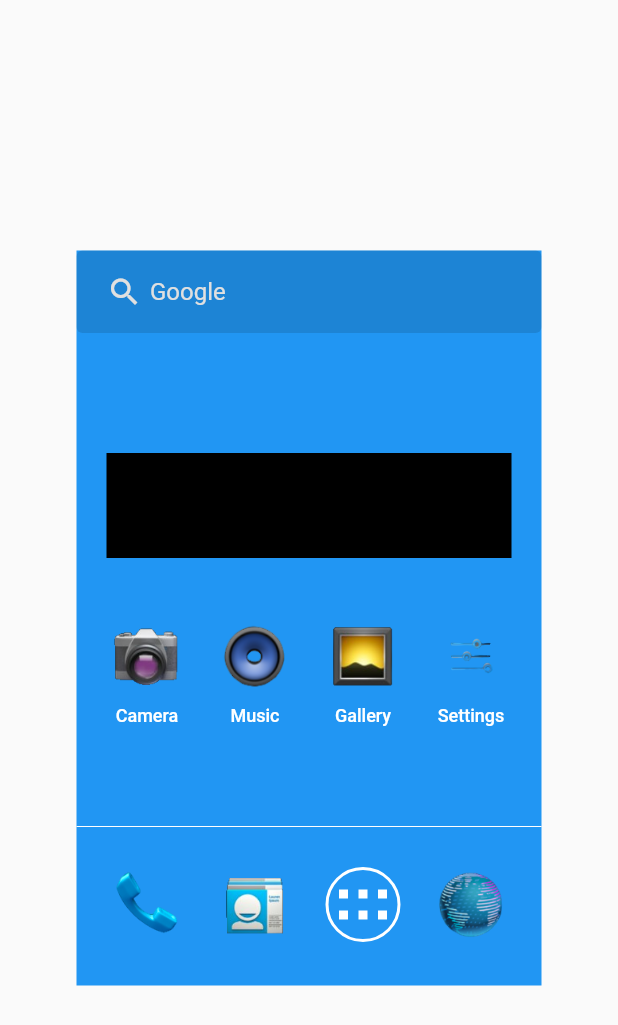
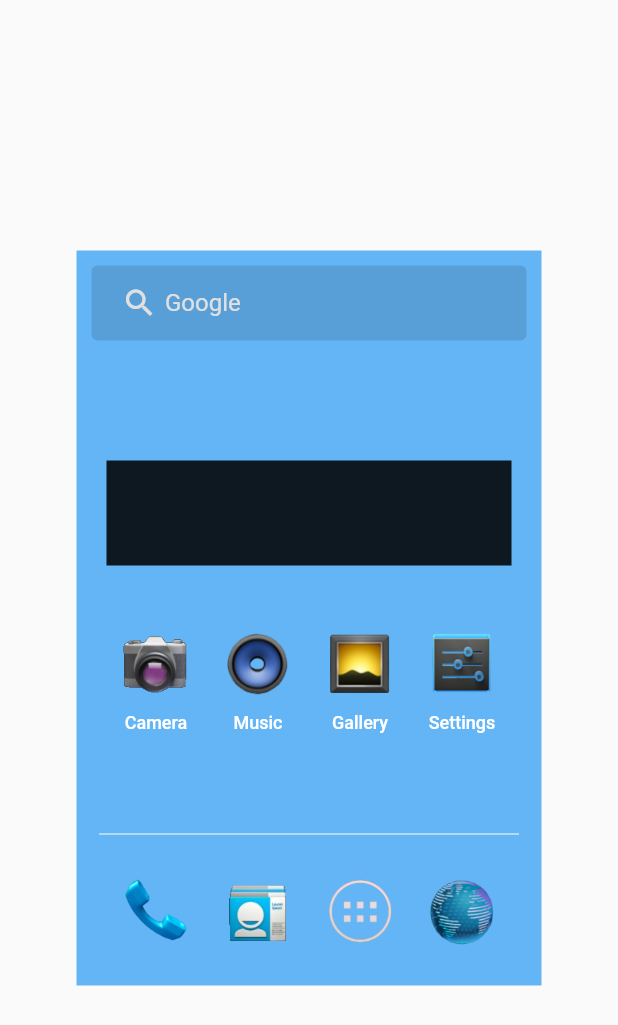
Before and after one commit to TechArmy-jett/jelly_bean, a Flutter app: the screen it shows after launch, on a phone screen of 412 x 824 dp. Shown: the top 1025 px of the screen. Run offline on Flutter 3.47's test engine with Material 2 defaults, Android fonts, the phone set to English and light mode, and no system bars.

Commit message:
Home screen done

```diff
--- a/lib/ui/views/home/home_screen.dart
+++ b/lib/ui/views/home/home_screen.dart
@@ -10,12 +10,14 @@ class HomeScreen extends StatelessWidget {
         child: Container(
             height: kScreenHeight,
             width: kScreenWidth,
-            color: Colors.blue,
+            color: Colors.blue[300],
+            padding:
+                EdgeInsets.only(top: 10, bottom: 10.0, left: 10, right: 10),
             child: Column(
               children: <Widget>[
                 // google container
                 Container(
-                  height: 55,
+                  height: 50,
                   width: kScreenWidth,
                   padding: EdgeInsets.only(left: 20),
                   decoration: BoxDecoration(
@@ -41,10 +43,10 @@ class HomeScreen extends StatelessWidget {
 
                 // quick actions pannel
                 Padding(
-                  padding: const EdgeInsets.symmetric(horizontal: 20),
+                  padding: const EdgeInsets.symmetric(horizontal: 10),
                   child: Container(
                     height: 70,
-                    color: Colors.black,
+                    color: Colors.black87,
                   ),
                 ),
 
@@ -54,17 +56,15 @@ class HomeScreen extends StatelessWidget {
 
                 // camera
                 InkWell(
-                  onTap: (){
-
-                      },
+                  onTap: () {},
                   child: Row(
                     mainAxisAlignment: MainAxisAlignment.spaceEvenly,
                     children: <Widget>[
                       Column(
                         children: <Widget>[
                           Container(
-                            height: 50,
-                            width: 50,
+                            height: iconSize,
+                            width: iconSize,
                             decoration: BoxDecoration(
                               image: DecorationImage(
                                 image: AssetImage(
@@ -73,9 +73,7 @@ class HomeScreen extends StatelessWidget {
                               ),
                             ),
                           ),
-
                           YBox(8),
-
                           Text(
                             'Camera',
                             style: AppStyles.appNameTextStyle,
@@ -85,14 +83,12 @@ YBox(8),
 
                       // music
                       InkWell(
-                        onTap: (){
-
-                        },
+                        onTap: () {},
                         child: Column(
                           children: <Widget>[
                             Container(
-                              height: 50,
-                              width: 50,
+                              height: iconSize,
+                              width: iconSize,
                               decoration: BoxDecoration(
                                 image: DecorationImage(
                                   image: AssetImage(
@@ -101,9 +97,7 @@ YBox(8),
                                 ),
                               ),
                             ),
-
                             YBox(8),
-
                             Text(
                               'Music',
                               style: AppStyles.appNameTextStyle,
@@ -114,14 +108,12 @@ YBox(8),
 
                       // gallery
                       InkWell(
-                        onTap: (){
-
-                        },
+                        onTap: () {},
                         child: Column(
                           children: <Widget>[
                             Container(
-                              height: 50,
-                              width: 50,
+                              height: iconSize,
+                              width: iconSize,
                               decoration: BoxDecoration(
                                 image: DecorationImage(
                                   image: AssetImage(
@@ -130,9 +122,7 @@ YBox(8),
                                 ),
                               ),
                             ),
-
                             YBox(8),
-
                             Text(
                               'Gallery',
                               style: AppStyles.appNameTextStyle,
@@ -143,14 +133,12 @@ YBox(8),
 
                       // settings
                       InkWell(
-                        onTap: (){
-
-                        },
+                        onTap: () {},
                         child: Column(
                           children: <Widget>[
                             Container(
-                              height: 50,
-                              width: 50,
+                              height: iconSize,
+                              width: iconSize,
                               decoration: BoxDecoration(
                                 image: DecorationImage(
                                   image: AssetImage(
@@ -159,9 +147,7 @@ YBox(8),
                                 ),
                               ),
                             ),
-
                             YBox(8),
-
                             Text(
                               'Settings',
                               style: AppStyles.appNameTextStyle,
@@ -177,7 +163,8 @@ YBox(8),
 
                 // divider
                 Padding(
-                  padding: const EdgeInsets.symmetric(vertical: 25),
+                  padding:
+                      const EdgeInsets.symmetric(vertical: 25, horizontal: 5),
                   child: Divider(
                     color: Colors.white,
                     height: 4,
@@ -191,12 +178,10 @@ YBox(8),
                   children: <Widget>[
                     // phone
                     InkWell(
-                      onTap: (){
-
-                      },
+                      onTap: () {},
                       child: Container(
-                        height: 50,
-                        width: 50,
+                        height: iconSize,
+                        width: iconSize,
                         decoration: BoxDecoration(
                           image: DecorationImage(
                             image: AssetImage(
@@ -209,12 +194,10 @@ YBox(8),
 
                     // contact
                     InkWell(
-                      onTap: (){
-
-                      },
+                      onTap: () {},
                       child: Container(
-                        height: 50,
-                        width: 50,
+                        height: iconSize,
+                        width: iconSize,
                         decoration: BoxDecoration(
                           image: DecorationImage(
                             image: AssetImage(
@@ -227,75 +210,28 @@ YBox(8),
 
                     // menu item
                     InkWell(
-                      onTap: (){
+                      onTap: () {
                         print('menu item');
                       },
                       child: Container(
-                        height: 50,
-                        width: 50,
+                        height: iconSize,
+                        width: iconSize,
                         decoration: BoxDecoration(
-                            shape: BoxShape.circle,
-                            border: Border.all(
-                              width: 2,
-                              color: Colors.white,
-                            )),
-                        child: Column(
-                          mainAxisAlignment: MainAxisAlignment.center,
-                          children: <Widget>[
-                            Row(
-                              mainAxisAlignment: MainAxisAlignment.spaceEvenly,
-                              children: <Widget>[
-                                Container(
-                                  height: 6,
-                                  width: 6,
-                                  color: Colors.white,
+                          image: DecorationImage(
+                            image: AssetImage(
+                              AppImages.menu,
                             ),
-                                Container(
-                                  height: 6,
-                                  width: 6,
-                                  color: Colors.white,
                           ),
-                                Container(
-                                  height: 6,
-                                  width: 6,
-                                  color: Colors.white,
-                                ),
-                              ],
-                            ),
-                            YBox(8),
-                            Row(
-                              mainAxisAlignment: MainAxisAlignment.spaceEvenly,
-                              children: <Widget>[
-                                Container(
-                                  height: 6,
-                                  width: 6,
-                                  color: Colors.white,
-                                ),
-                                Container(
-                                  height: 6,
-                                  width: 6,
-                                  color: Colors.white,
-                                ),
-                                Container(
-                                  height: 6,
-                                  width: 6,
-                                  color: Colors.white,
-                                ),
-                              ],
-                            ),
-                          ],
                         ),
                       ),
                     ),
 
                     // browser
                     InkWell(
-                      onTap: (){
-
-                      },
+                      onTap: () {},
                       child: Container(
-                        height: 50,
-                        width: 50,
+                        height: iconSize,
+                        width: iconSize,
                         decoration: BoxDecoration(
                           image: DecorationImage(
                             image: AssetImage(
--- a/lib/utils/images.dart
+++ b/lib/utils/images.dart
@@ -26,5 +26,6 @@ class AppImages {
   static String music = 'assets/images/app_icons/music.png';
   static String phone = 'assets/images/app_icons/phone.png';
   static String search = 'assets/images/app_icons/search.png';
+  static String menu = 'assets/images/app_icons/menu.png';
 
 }
--- a/lib/utils/screen_util.dart
+++ b/lib/utils/screen_util.dart
@@ -5,6 +5,8 @@ import 'package:flutter/material.dart';
 final double kScreenHeight = 490;
 // default width of screen
 final double kScreenWidth = 310;
+// icon size
+final double iconSize = 50;
 // nav
 class ScreenUtil {
   final BuildContext context;
```
Also changed, not shown: assets/images/app_icons/menu.png (added), assets/images/app_icons/settings.png. Lines whose indentation alone changed are shown as unchanged.
